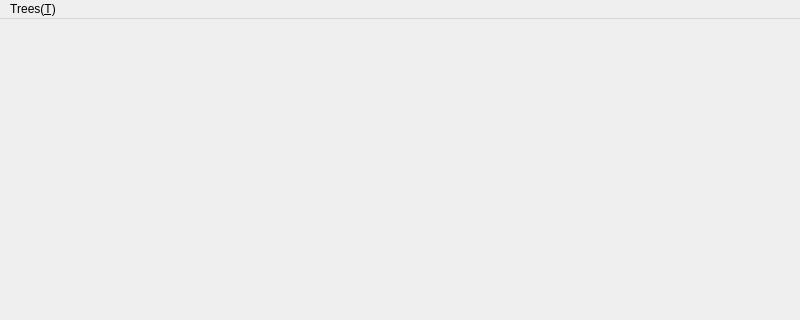
MaxDumbledore/PaperMetadataManager, file mainwindow.ui: the form before one commit; both pictures show x 0 to 800 and y 0 to 320 of the 800 by 600 pixel window.
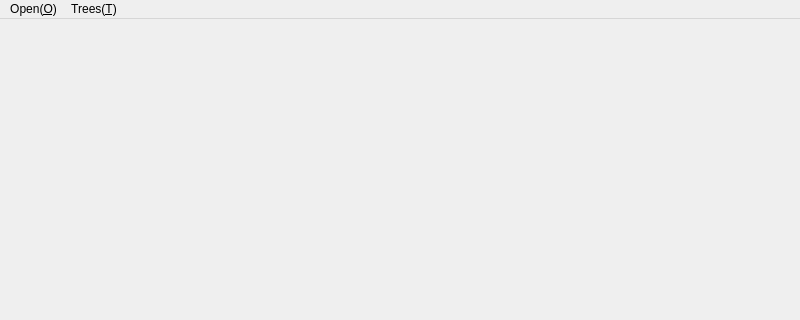
The form after the commit.

The edit to the form file:
```diff
--- a/mainwindow.ui
+++ b/mainwindow.ui
@@ -31,6 +31,14 @@
     </property>
     <addaction name="newTree"/>
    </widget>
+   <widget class="QMenu" name="menuOpen_O">
+    <property name="title">
+     <string>Open(&amp;O)</string>
+    </property>
+    <addaction name="actionOpen_Dir_O"/>
+    <addaction name="actionRecent_Dirs_R"/>
+   </widget>
+   <addaction name="menuOpen_O"/>
    <addaction name="menuTrees_T"/>
   </widget>
   <widget class="QStatusBar" name="statusbar"/>
```
Left out of the diff: 10 changed lines with no effect on the pictures.
